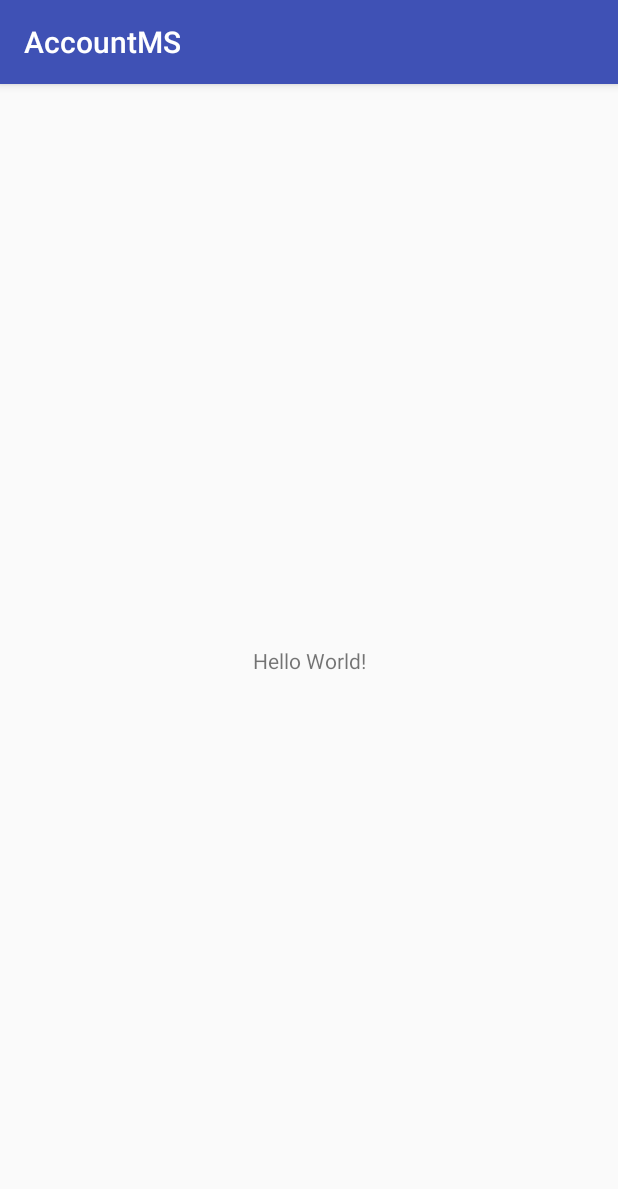
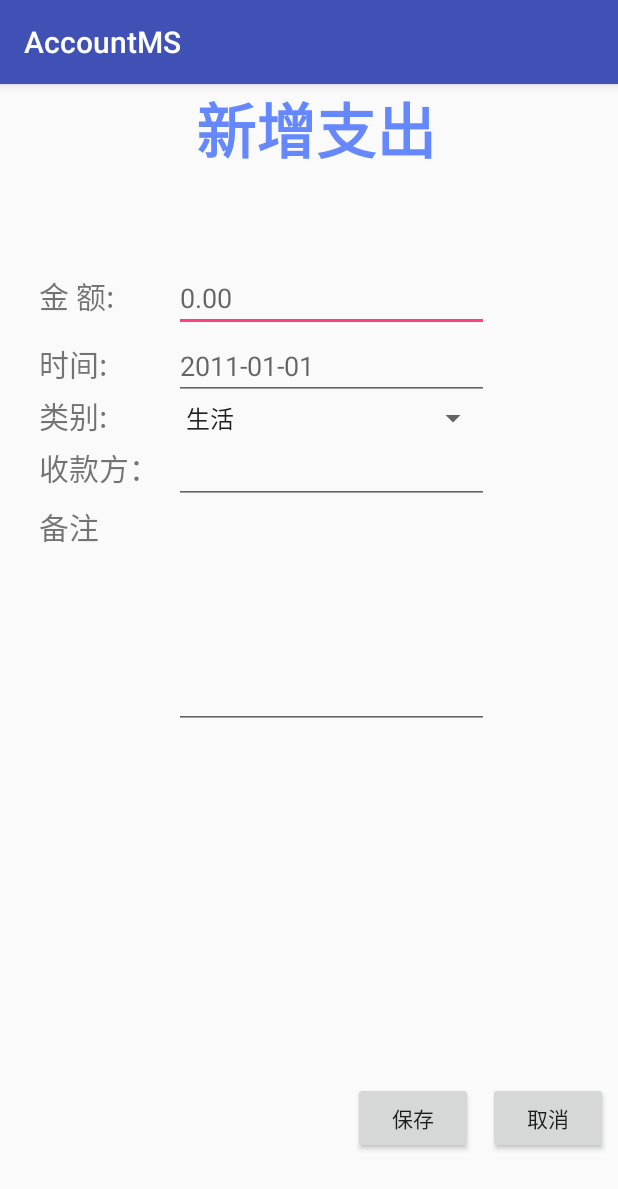
Before and after one commit to menghuailiu/AccountMS, an Android app: the screen it shows after launch (MainActivity), on a phone screen of 412 x 824 dp. Shown: the top 1189 px of the screen. Run offline under Robolectric (Android 15) with nearby library versions, the phone set to English and light mode, and no system bars.

Commit message:
The first commit from yangxinyuan

```diff
--- /dev/null
+++ b/app/src/main/java/patrickstar/com/accountms/AddOutAccount.java
@@ -0,0 +1,43 @@
+package patrickstar.com.accountms;
+
+import android.app.Activity;
+import android.os.Bundle;
+import android.view.View;
+import android.widget.Button;
+import android.widget.EditText;
+import android.widget.Spinner;
+
+/**
+ * Created by ios18 on 17/9/14.
+ */
+
+public class AddOutAccount extends Activity {
+    protected  static final int DATE_DIALOG_ID=0;//创建日期对话框常量
+    EditText txOutMoney,txtOutTime,txOutAddress,txOutMark;//创建四个EditText对象
+    Spinner spOutType;//创建Spinner对象
+    Button btnOutSave;//创建Button对象"保存"
+    Button btnOutCancel;//创建Button对象"取消"
+    private int mYear;//年
+    private int mMonth;//月
+    private int mDay;//日
+    @Override
+    protected void onCreate(Bundle savedInstanceState) {
+        super.onCreate(savedInstanceState);
+        setContentView(R.layout.addoutaccount);
+        txOutMoney=(EditText)findViewById(R.id.txOutMoney);//获取"金额"文本框
+        txtOutTime=(EditText)findViewById(R.id.txtOutTime);//获取"时间"文本框
+        txOutAddress=(EditText)findViewById(R.id.txOutAddress);//获取"付款方式"文本框
+        txOutMark=(EditText)findViewById(R.id.txOutMark);//获取"备注"文本框
+        spOutType=(Spinner)findViewById(R.id.spOutType);//获取"类别"下拉列表
+        btnOutSave=(Button)findViewById(R.id.btnOutSave);//获取"保存"按钮
+        btnOutCancel=(Button)findViewById(R.id.btnOutCancel);//获取"取消"按钮
+
+        txtOutTime.setOnClickListener(new View.OnClickListener() {//为"时间"文本框设置单击监听事件
+            @Override
+            public void onClick(View view) {
+                showDialog(DATE_DIALOG_ID);//显示日期选择对话框
+            }
+        });
+        //final Calendar c=Calendar.getInstance();
+    }
+}
--- a/app/src/main/java/patrickstar/com/accountms/MainActivity.java
+++ b/app/src/main/java/patrickstar/com/accountms/MainActivity.java
@@ -9,6 +9,6 @@ public class MainActivity extends AppCompatActivity {
     @Override
     protected void onCreate(Bundle savedInstanceState) {
         super.onCreate(savedInstanceState);
-        setContentView(R.layout.activity_main);
+        setContentView(R.layout.addoutaccount);
     }
 }
--- /dev/null
+++ b/app/src/main/res/layout/addoutaccount.xml
@@ -0,0 +1,164 @@
+<?xml version="1.0" encoding="utf-8"?>
+<LinearLayout xmlns:android="http://schemas.android.com/apk/res/android"
+    android:orientation="vertical"
+    android:layout_width="match_parent"
+    android:layout_height="match_parent"
+    android:id="@+id/outitem"
+    >
+    <LinearLayout
+        android:layout_width="match_parent"
+        android:layout_height="match_parent"
+        android:layout_weight="3"
+        android:orientation="vertical"
+        >
+        <TextView
+            android:layout_width="wrap_content"
+            android:layout_height="wrap_content"
+            android:layout_gravity="center"
+            android:gravity="center_horizontal"
+            android:text=" 新增支出"
+            android:textSize="40sp"
+            android:textColor="#6688ff"
+            android:textStyle="bold"
+            />
+    </LinearLayout>
+    <LinearLayout
+        android:orientation="vertical"
+        android:layout_width="match_parent"
+        android:layout_height="match_parent"
+        android:layout_weight="1"
+        >
+        <RelativeLayout
+            android:layout_width="match_parent"
+            android:layout_height="match_parent"
+            android:padding="10dp"
+            >
+            <TextView
+                android:layout_width="90dp"
+                android:layout_height="wrap_content"
+                android:id="@+id/tvOuMoney"
+                android:textSize="20sp"
+                android:text="金 额:"
+                android:layout_alignBaseline="@+id/txOutMoney"
+                android:layout_alignBottom="@+id/txOutMoney"
+                android:layout_alignParentLeft="true"
+                android:layout_marginLeft="16dp"
+                />
+            <EditText
+                android:layout_width="210dp"
+                android:layout_height="wrap_content"
+                android:id="@+id/txOutMoney"
+                android:layout_toRightOf="@id/tvOuMoney"
+                android:inputType="number"
+                android:numeric="integer"
+                android:maxLength="9"
+                android:hint="0.00"/>
+            <TextView
+                android:layout_width="90dp"
+                android:layout_height="wrap_content"
+                android:id="@+id/tvOutTime"
+                android:textSize="20sp"
+                android:text="时间:"
+                android:layout_alignBaseline="@+id/txtOutTime"
+                android:layout_alignBottom="@+id/txtOutTime"
+                android:layout_toLeftOf="@+id/txOutMoney"
+                />
+            <EditText
+                android:layout_width="210dp"
+                android:layout_height="wrap_content"
+                android:id="@+id/txtOutTime"
+                android:inputType="datetime"
+                android:hint="2011-01-01"
+                android:layout_toRightOf="@+id/tvOutTime"
+                android:layout_below="@+id/txOutMoney"
+                />
+            <TextView
+                android:layout_width="90dp"
+                android:layout_height="wrap_content"
+                android:id="@+id/tvOutType"
+                android:textSize="20sp"
+                android:text="类别:"
+                android:layout_alignBaseline="@+id/spOutType"
+                android:layout_alignBottom="@+id/spOutType"
+                android:layout_alignLeft="@+id/tvOutTime"
+                />
+            <Spinner
+                android:layout_width="210dp"
+                android:layout_height="wrap_content"
+                android:id="@id/spOutType"
+                android:layout_toRightOf="@id/tvOutType"
+                android:layout_below="@id/txtOutTime"
+                android:entries="@array/intype"
+                >
+
+
+            </Spinner>
+            <TextView
+                android:layout_width="90dp"
+                android:layout_height="wrap_content"
+                android:id="@+id/tvOutAddress"
+                android:text="收款方："
+                android:textSize="20sp"
+                android:layout_alignBaseline="@+id/txOutAddress"
+                android:layout_alignBottom="@+id/txOutAddress"
+                android:layout_toLeftOf="@+id/spOutType"
+                />
+            <EditText
+                android:layout_width="210dp"
+                android:layout_height="wrap_content"
+                android:id="@+id/txOutAddress"
+                android:layout_toRightOf="@+id/tvOutAddress"
+                android:layout_below="@+id/spOutType"
+
+                android:singleLine="false"
+                />
+            <TextView
+                android:layout_width="90dp"
+                android:layout_height="wrap_content"
+                android:id="@+id/tvOutMark"
+                android:textSize="20sp"
+                android:text="备注"
+               android:layout_alignTop="@+id/txOutMark"
+                android:layout_toLeftOf="@+id/txOutAddress"
+                />
+                <EditText
+                    android:id="@+id/txOutMark"
+                    android:layout_width="210dp"
+                    android:layout_height="150dp"
+                    android:layout_toRightOf="@id/tvOutMark"
+                    android:layout_below="@+id/txOutAddress"
+                    android:gravity="top"
+                    android:singleLine="false"/>
+        </RelativeLayout>
+    </LinearLayout>
+    <LinearLayout
+        android:layout_width="match_parent"
+        android:layout_height="match_parent"
+        android:layout_weight="3"
+        android:orientation="vertical"
+        >
+        <RelativeLayout
+            android:layout_width="match_parent"
+            android:layout_height="match_parent"
+            android:padding="10px"
+
+            >
+            <Button
+                android:layout_width="80dp"
+                android:layout_height="wrap_content"
+                android:id="@+id/btnOutCancel"
+                android:layout_alignParentRight="true"
+                android:layout_marginLeft="10dp"
+                android:text="取消"
+                />
+            <Button
+                android:layout_width="80dp"
+                android:layout_height="wrap_content"
+                android:id="@+id/btnOutSave"
+                android:layout_toLeftOf="@id/btnOutCancel"
+                android:text="保存"
+                />
+        </RelativeLayout>
+
+    </LinearLayout>
+</LinearLayout>
--- /dev/null
+++ b/app/src/main/res/layout/outaccountinfo.xml
@@ -0,0 +1,43 @@
+<?xml version="1.0" encoding="utf-8"?>
+<LinearLayout xmlns:android="http://schemas.android.com/apk/res/android"
+    android:orientation="vertical"
+    android:layout_width="wrap_content"
+    android:layout_height="wrap_content"
+    android:layout_marginTop="5dp"
+    android:weightSum="1"
+    android:id="@+id/itemInfo">
+    <LinearLayout
+        android:layout_width="match_parent"
+        android:layout_height="wrap_content"
+        android:id="@+id/lineOut1"
+        android:layout_weight="0.06"
+        android:orientation="vertical">
+        <RelativeLayout
+            android:layout_width="match_parent"
+            android:layout_height="wrap_content"
+            >
+            <TextView
+                android:layout_width="fill_parent"
+                android:layout_height="wrap_content"
+                android:gravity="center"
+                android:text="我的支出"
+                android:textSize="20dp"
+                android:textColor="#8c6931"/>
+        </RelativeLayout>
+    </LinearLayout>
+    <LinearLayout
+        android:id="@+id/lineOut2"
+        android:layout_width="match_parent"
+        android:layout_height="wrap_content"
+        android:orientation="vertical"
+        android:layout_weight="0.94"
+        >
+        <ListView
+            android:layout_width="match_parent"
+            android:layout_height="match_parent"
+            android:id="@+id/lvOutacountInfo"
+            android:scrollbarAlwaysDrawVerticalTrack="true"
+            >
+        </ListView>
+    </LinearLayout>
+</LinearLayout>
--- a/app/src/main/res/values/strings.xml
+++ b/app/src/main/res/values/strings.xml
@@ -6,4 +6,9 @@
         <item >津贴</item>
         <item >补贴</item>
     </string-array>
+    <string-array name="intype">
+        <item >生活</item>
+        <item>旅行</item>
+        <item>sx</item>
+    </string-array>
 </resources>
```
